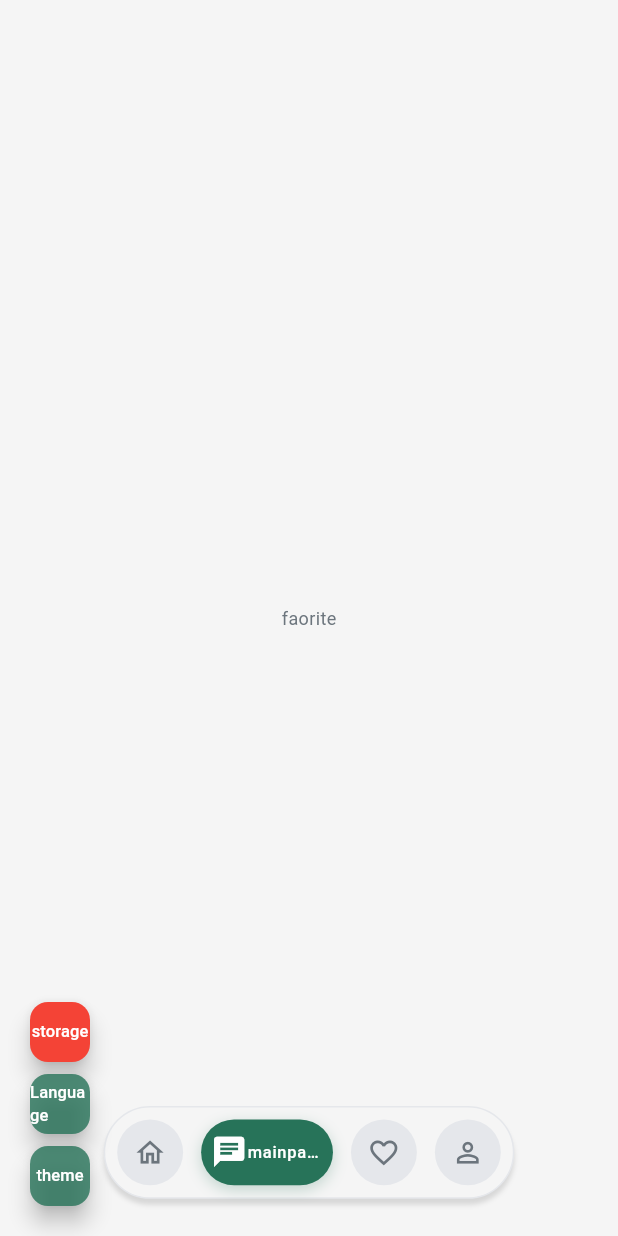
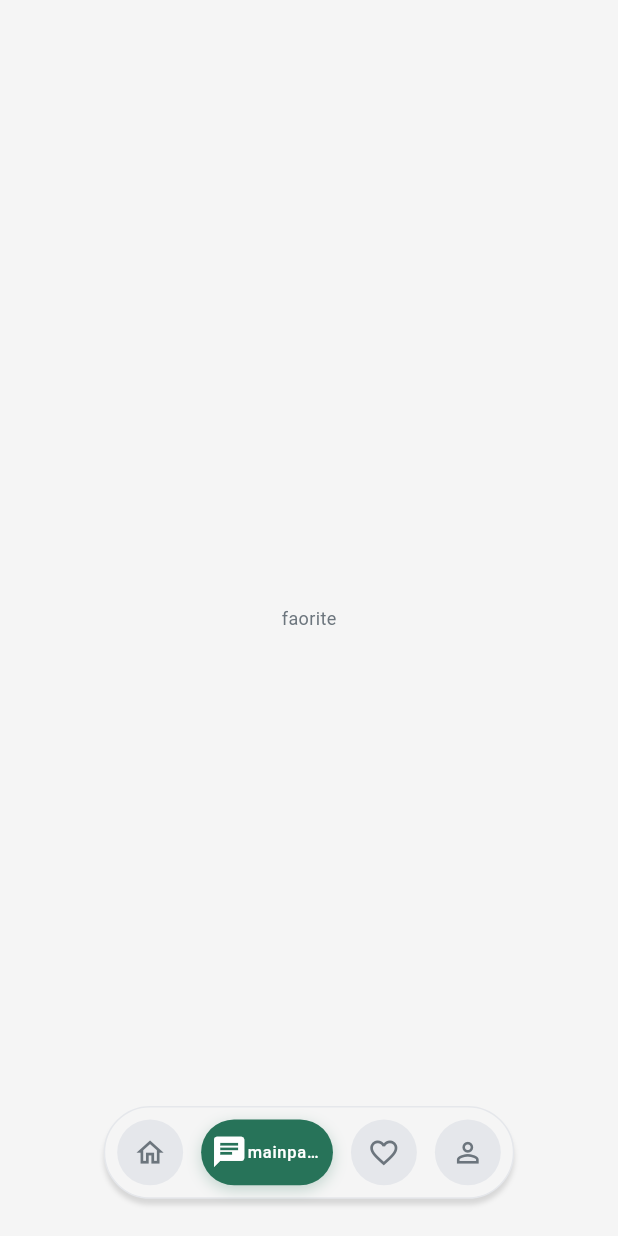
Before and after one commit to AhmadKabawa/my_accounting_software, a Flutter app: the screen it shows after launch, item 2 of the bottom bar chosen, on a phone screen of 412 x 824 dp. Run offline on Flutter 3.47's test engine with Material 3 defaults, Android fonts, the phone set to English and light mode, and no system bars; our stand-ins replace bloc, connectivity_plus, dartz, dio, easy_localization, equatable and 10 more; accounts and stored records are empty; Roboto replaces fonts that are missing (Cairo); statements that could not run were skipped.

Commit message:
fix(ui): show session/language/theme debug buttons only in debug builds (F8)

```diff
--- a/lib/app.dart
+++ b/lib/app.dart
@@ -1,3 +1,4 @@
+import 'package:flutter/foundation.dart' show kDebugMode;
 import 'package:flutter/material.dart';
 import 'package:flutter_bloc/flutter_bloc.dart';
 import 'package:easy_localization/easy_localization.dart';
@@ -41,7 +42,11 @@ class MyApp extends StatelessWidget {
               builder: (context, child) => Scaffold(
                 floatingActionButtonLocation:
                     FloatingActionButtonLocation.startFloat,
-                floatingActionButton: Column(
+                // Debug-only controls: they clear the session and must never
+                // reach release builds.
+                floatingActionButton: !kDebugMode
+                    ? null
+                    : Column(
                   mainAxisSize: MainAxisSize.min,
                   children: [
                     FloatingActionButton.small(
@@ -68,7 +73,6 @@ class MyApp extends StatelessWidget {
                 body: child,
               ),
             );
-            ;
           },
         ),
       ),
```
